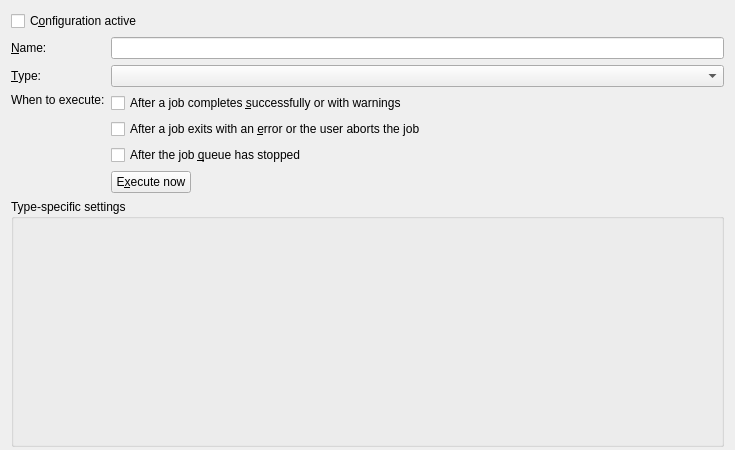
Qt form src/mkvtoolnix-gui/forms/main_window/prefs_run_program_widget.ui (jpsdr/MKVToolnix-Windows-7) before a commit.
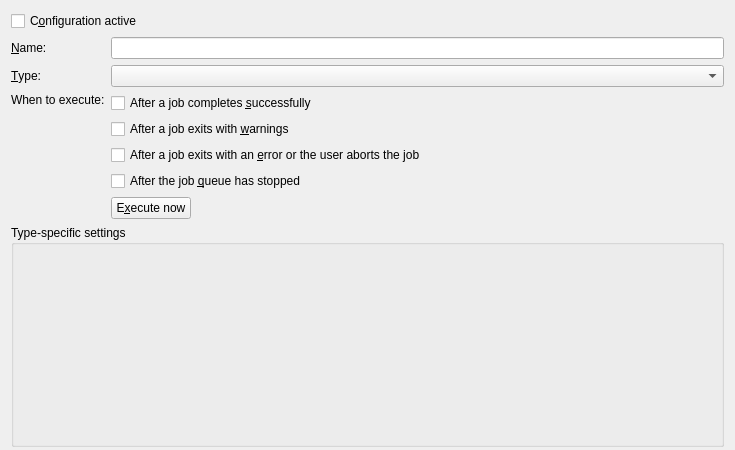
The same form after that commit. Icons and pictures are not drawn.

Commit message:
GIU: job actions: split "when successful or with warnings" into separate options
Implements #2798.

```diff
--- a/src/mkvtoolnix-gui/forms/main_window/prefs_run_program_widget.ui
+++ b/src/mkvtoolnix-gui/forms/main_window/prefs_run_program_widget.ui
@@ -31,7 +31,14 @@
        <item>
         <widget class="QCheckBox" name="cbAfterJobSuccessful">
          <property name="text">
-          <string>After a job completes &amp;successfully or with warnings</string>
+          <string>After a job completes &amp;successfully</string>
+         </property>
+        </widget>
+       </item>
+       <item>
+        <widget class="QCheckBox" name="cbAfterJobWarnings">
+         <property name="text">
+          <string>After a job exits with &amp;warnings</string>
          </property>
         </widget>
        </item>
```
Left out of the diff: 2 changed lines with no effect on the pictures. The commit also changes 5 other files.
